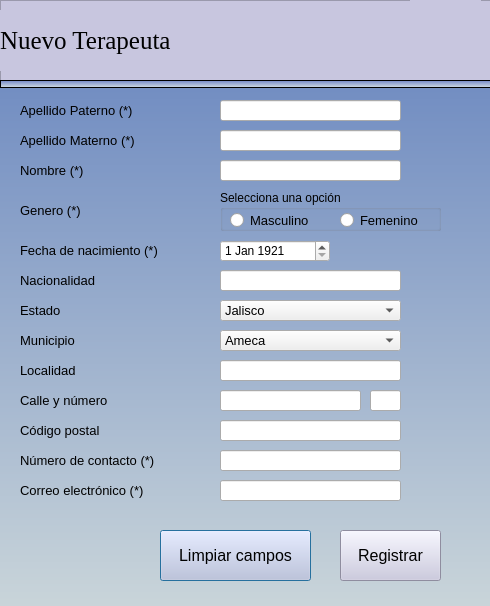
The window that pythonProject/vistas/agregarTutor.ui (francisco2124/Cognidron-EEG-Version1.0) describes before a commit, drawn with Qt 5.
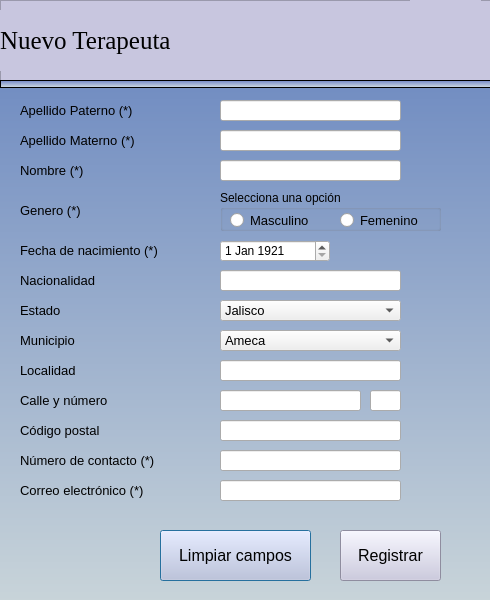
The same window after the commit. Icons and pictures are not drawn.

```diff
--- a/pythonProject/vistas/agregarTutor.ui
+++ b/pythonProject/vistas/agregarTutor.ui
@@ -7,7 +7,7 @@
     <x>0</x>
     <y>0</y>
     <width>490</width>
-    <height>606</height>
+    <height>600</height>
    </rect>
   </property>
   <property name="minimumSize">
@@ -16,6 +16,12 @@
     <height>500</height>
    </size>
   </property>
+  <property name="maximumSize">
+   <size>
+    <width>490</width>
+    <height>600</height>
+   </size>
+  </property>
   <property name="windowTitle">
    <string>Dialog</string>
   </property>
```
Left out of the diff: 4 changed lines with no effect on the pictures.
